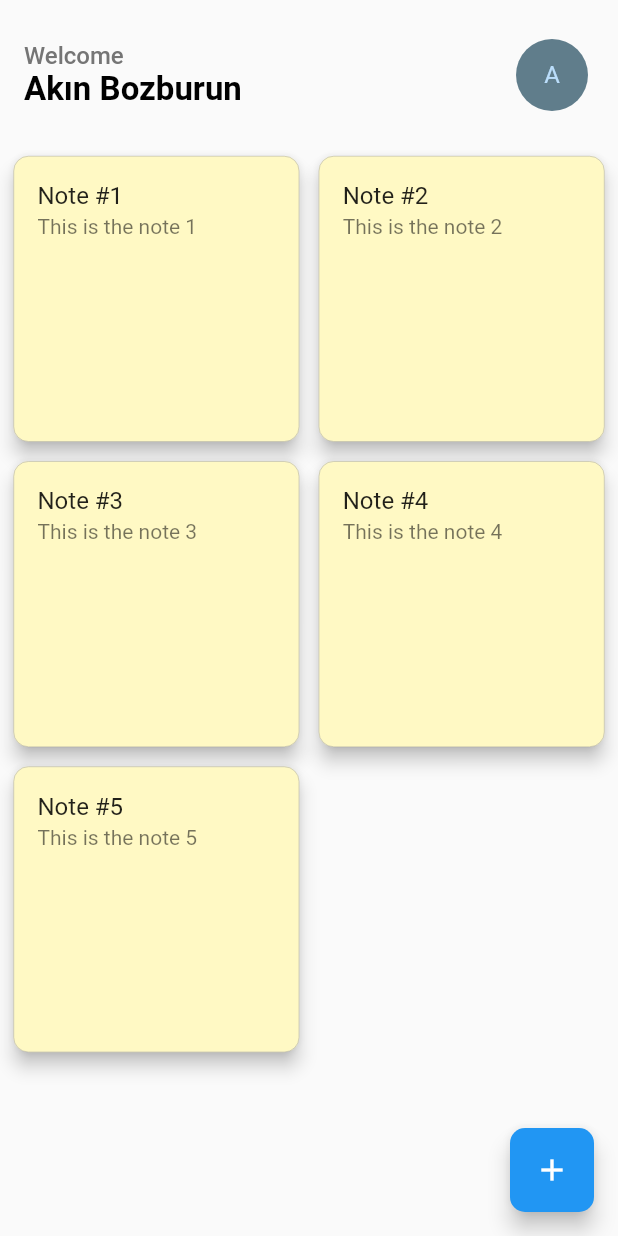
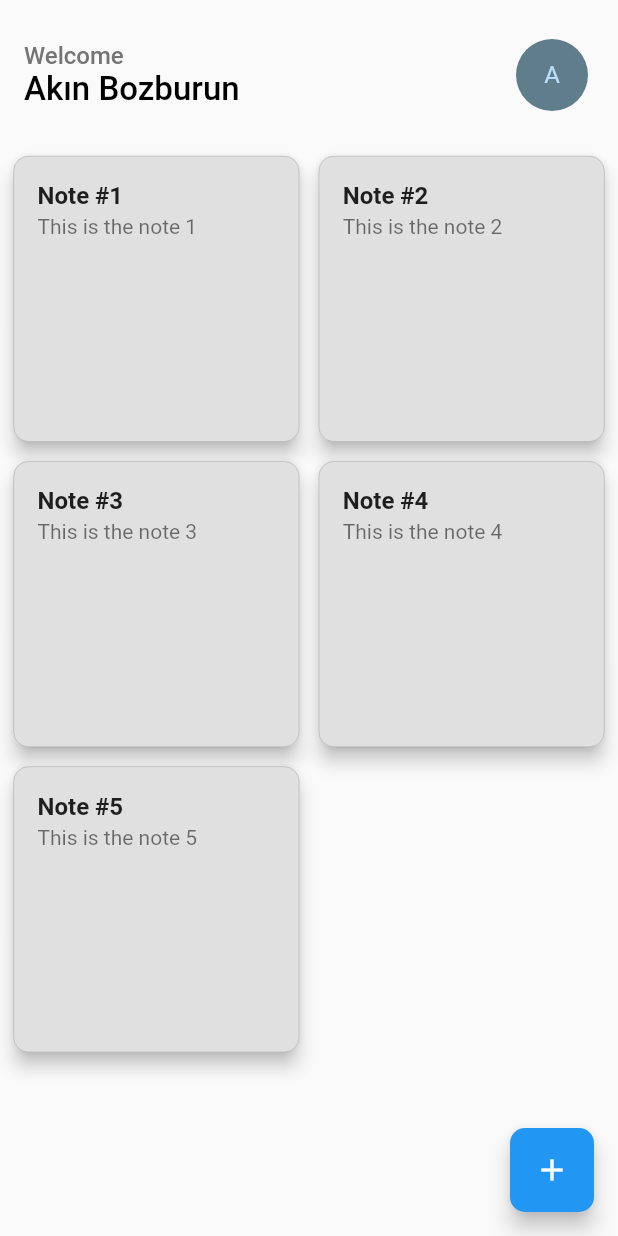
Before and after one commit to AkinBozburun/Note-App-Flutter, a Flutter app: the screen it shows after launch, on a phone screen of 412 x 824 dp. Run offline on Flutter 3.47's test engine with Material 2 defaults, Android fonts, the phone set to English and light mode, and no system bars.

Commit message:
Note page UI

```diff
--- a/lib/view/notes_page.dart
+++ b/lib/view/notes_page.dart
@@ -1,5 +1,6 @@
 import 'package:flutter/material.dart';
 import 'package:flutter/services.dart';
+import 'package:my_notes_app/view/note_page.dart';
 import 'package:my_notes_app/widgets.dart';
 
 class NotesPage extends StatefulWidget
@@ -12,7 +13,9 @@ class NotesPage extends StatefulWidget
 
 class _NotesPageState extends State<NotesPage>
 {
-  String gelenKullanici = "Akın Bozburun";
+  String kullanici = "Akın Bozburun";
+
+  Color noteColor = Colors.grey.shade300;
 
   @override
   Widget build(BuildContext context)
@@ -27,7 +30,7 @@ class _NotesPageState extends State<NotesPage>
           children:
           [
             Text("Welcome",style: TextStyle(color: Colors.grey.shade600,fontSize: 16)),
-            Text(gelenKullanici,style: const TextStyle(color: Colors.black,fontWeight: FontWeight.bold,fontSize: 22)),
+            Text(kullanici,style: const TextStyle(color: Colors.black,fontWeight: FontWeight.w500,fontSize: 22)),
           ],
         ),
         backgroundColor: Colors.transparent,
@@ -54,7 +57,14 @@ class _NotesPageState extends State<NotesPage>
           mainAxisSpacing: 5,
           crossAxisSpacing: 5,
         ),
-        itemBuilder: (context, index) => noteCard(index),
+        itemBuilder: (context, index) => GestureDetector
+        (
+          onTap: () => Navigator.push(context, MaterialPageRoute(builder: (context) => NotePage
+          (
+            gelencolor: noteColor,
+          ))),
+          child: noteCard(index,noteColor)
+        ),
       ),
       floatingActionButton: addNoteButton(),
     );
--- a/lib/widgets.dart
+++ b/lib/widgets.dart
@@ -11,12 +11,9 @@ Widget avatar() => GestureDetector
   ),
 );
 
-Widget noteCard(int index) => GestureDetector
+Widget noteCard(int index,Color noteColor) => Card
 (
-  onTap: () => print("click note $index"),
-  child: Card
-  (
-    color: Colors.yellow.shade100,
+  color: noteColor,
   elevation: 5,
   shape: RoundedRectangleBorder
   (
@@ -25,9 +22,8 @@ Widget noteCard(int index) => GestureDetector
   ),
   child: ListTile
   (
-      title: Text("Note #${index+1}"),
+    title: Text("Note #${index+1}",style: const TextStyle(fontWeight: FontWeight.bold)),
     subtitle: Text("This is the note ${index+1}"),
-    ),
   ),
 );
 
```
Also changed, not shown: lib/view/note_page.dart (+32 -2 lines). Lines whose indentation alone changed are shown as unchanged.
